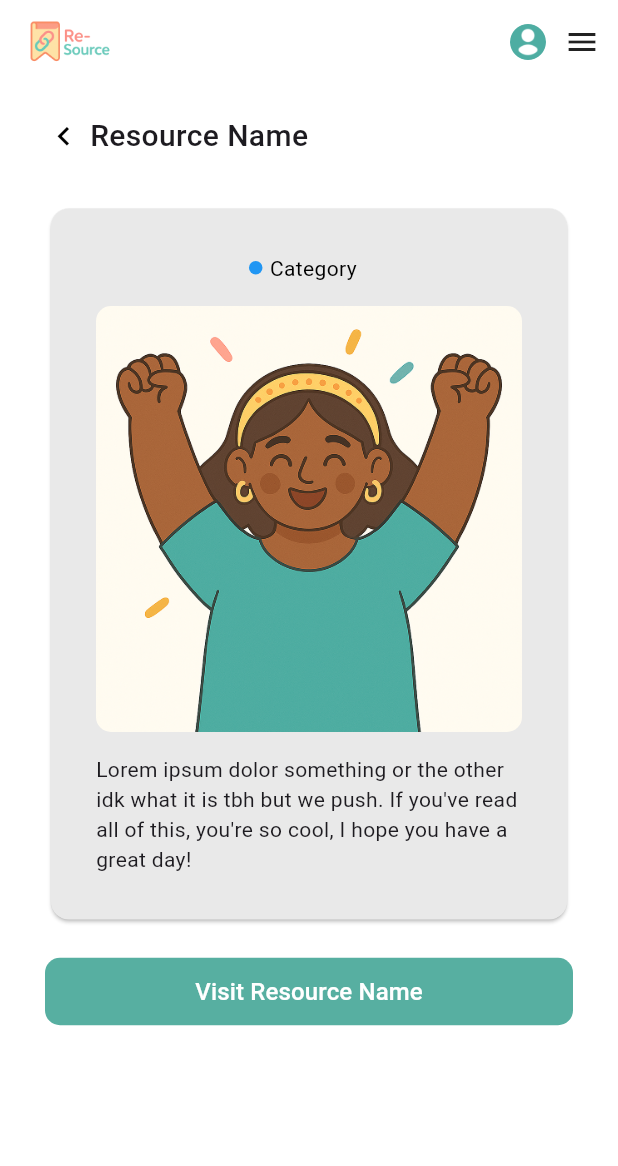
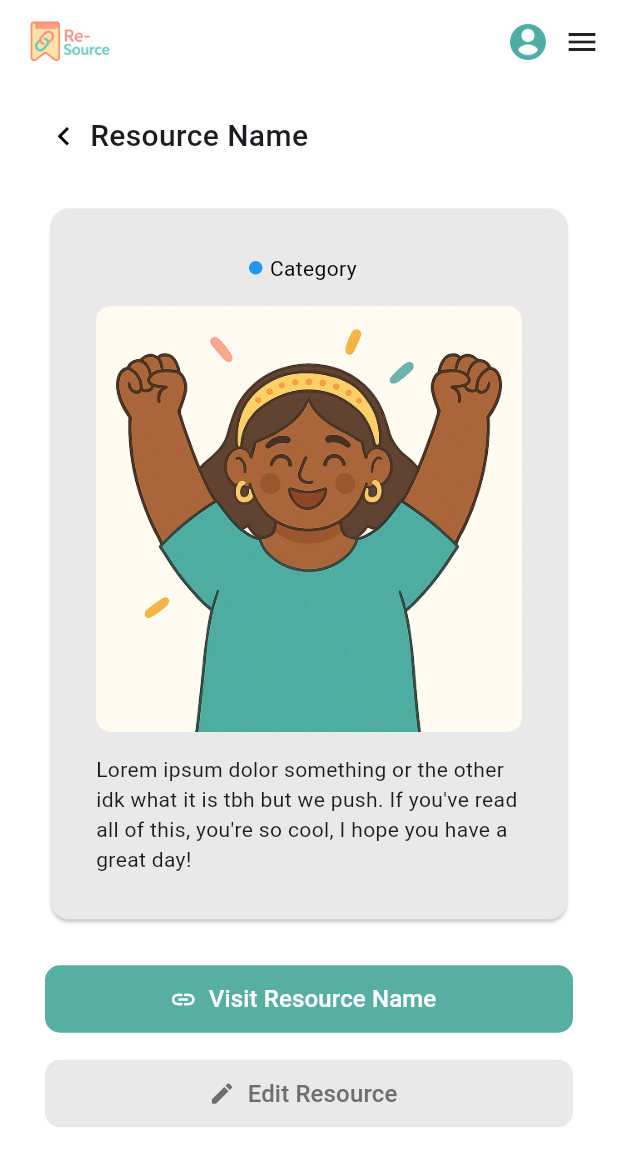
Before and after one commit to TaigaTi/Re-Source, a Flutter app: the ResourceDetails screen opened directly, on a phone screen of 412 x 824 dp. Shown: the top 1166 px of the screen. Run offline on Flutter 3.47's test engine with Material 3 defaults, Android fonts, the phone set to English and light mode, and no system bars; our stand-ins replace cloud_firestore, firebase_auth, firebase_core, firebase_crashlytics; accounts and stored records are empty.

Commit message:
Created edit resource button

```diff
--- a/lib/pages/resource_details.dart
+++ b/lib/pages/resource_details.dart
@@ -87,10 +87,14 @@ class ResourceDetails extends StatelessWidget {
                     ),
                   ),
                 ),
-                Padding(
-                  padding: const EdgeInsets.only(top: 20),
-                  child: FilledButton(
+                SizedBox(height: 25),
+                FilledButton.icon(
                   onPressed: () {},
+                  icon: const Icon(Icons.link),
+                  label: const Text(
+                    "Visit Resource Name",
+                    style: TextStyle(fontSize: 16),
+                  ),
                   style: ButtonStyle(
                     minimumSize: WidgetStateProperty.all(
                       const Size(double.infinity, 45),
@@ -104,9 +108,32 @@ class ResourceDetails extends StatelessWidget {
                       const Color.fromARGB(255, 87, 175, 161),
                     ),
                   ),
-                    child: const Text(
-                      "Visit Resource Name",
-                      style: TextStyle(fontSize: 16),
+                ),
+                SizedBox(height: 15),
+                FilledButton.icon(
+                  onPressed: () {},
+                  icon: const Icon(
+                    Icons.edit,
+                    color: Color.fromARGB(255, 110, 110, 110),
+                  ),
+                  label: const Text(
+                    "Edit Resource",
+                    style: TextStyle(
+                      fontSize: 16,
+                      color: Color.fromARGB(255, 110, 110, 110),
+                    ),
+                  ),
+                  style: ButtonStyle(
+                    minimumSize: WidgetStateProperty.all(
+                      const Size(double.infinity, 45),
+                    ),
+                    shape: WidgetStateProperty.all(
+                      RoundedRectangleBorder(
+                        borderRadius: BorderRadius.circular(10),
+                      ),
+                    ),
+                    backgroundColor: WidgetStateProperty.all(
+                      const Color.fromARGB(255, 233, 233, 233),
                     ),
                   ),
                 ),
```
Lines whose indentation alone changed are shown as unchanged.
